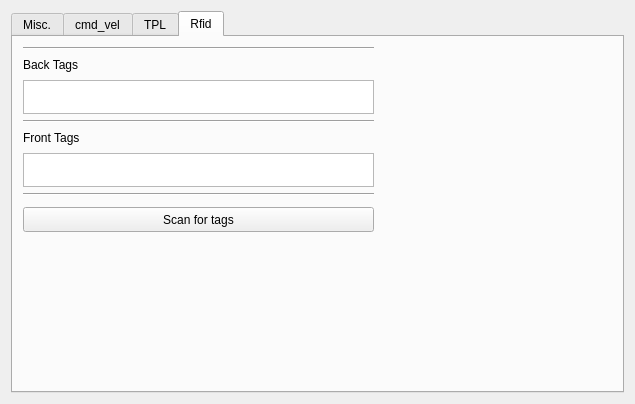
Before: the Qt Designer form scripts/ui/mobile_app_sim.ui in agribot-2-0/agribot_simulation, drawn with Qt 5.
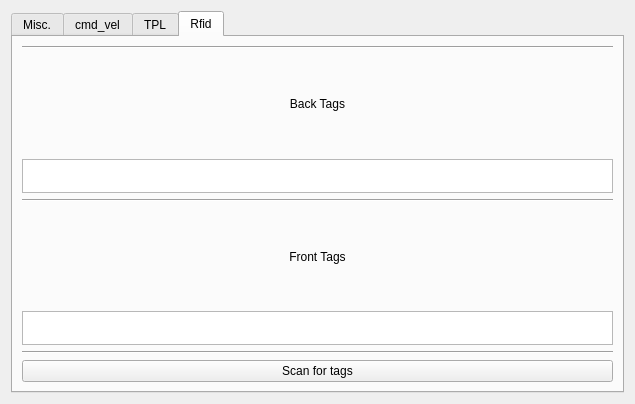
After: the same form once the commit is applied. The open tabs and pages were chosen to show the change.

Commit message: Tool config msg is now being sent periodically. Changed checkboxes to 6x2 sliders.

```diff
--- a/scripts/ui/mobile_app_sim.ui
+++ b/scripts/ui/mobile_app_sim.ui
@@ -1071,28 +1071,8 @@
       <attribute name="title">
        <string>Rfid</string>
       </attribute>
-      <widget class="QPushButton" name="button_scan_tags">
-       <property name="geometry">
-        <rect>
-         <x>10</x>
-         <y>170</y>
-         <width>351</width>
-         <height>25</height>
-        </rect>
-       </property>
-       <property name="text">
-        <string>Scan for tags</string>
-       </property>
-      </widget>
-      <widget class="QWidget" name="layoutWidget_4">
-       <property name="geometry">
-        <rect>
-         <x>10</x>
-         <y>10</y>
-         <width>351</width>
-         <height>149</height>
-        </rect>
-       </property>
+      <layout class="QGridLayout" name="gridLayout_5">
+       <item row="0" column="0">
        <layout class="QVBoxLayout" name="verticalLayout_4">
         <item>
          <widget class="Line" name="line_30">
@@ -1106,6 +1086,9 @@
           <property name="text">
            <string>Back Tags</string>
           </property>
+           <property name="alignment">
+            <set>Qt::AlignCenter</set>
+           </property>
          </widget>
         </item>
         <item>
@@ -1136,6 +1119,9 @@
           <property name="text">
            <string>Front Tags</string>
           </property>
+           <property name="alignment">
+            <set>Qt::AlignCenter</set>
+           </property>
          </widget>
         </item>
         <item>
@@ -1162,7 +1148,15 @@
          </widget>
         </item>
        </layout>
-      </widget>
+       </item>
+       <item row="1" column="0">
+        <widget class="QPushButton" name="button_scan_tags">
+         <property name="text">
+          <string>Scan for tags</string>
+         </property>
+        </widget>
+       </item>
+      </layout>
      </widget>
     </widget>
    </item>
```
Left out of the diff: 48 changed lines with no effect on the pictures. Lines whose indentation alone changed are shown as unchanged. The commit also changes 1 other file.
